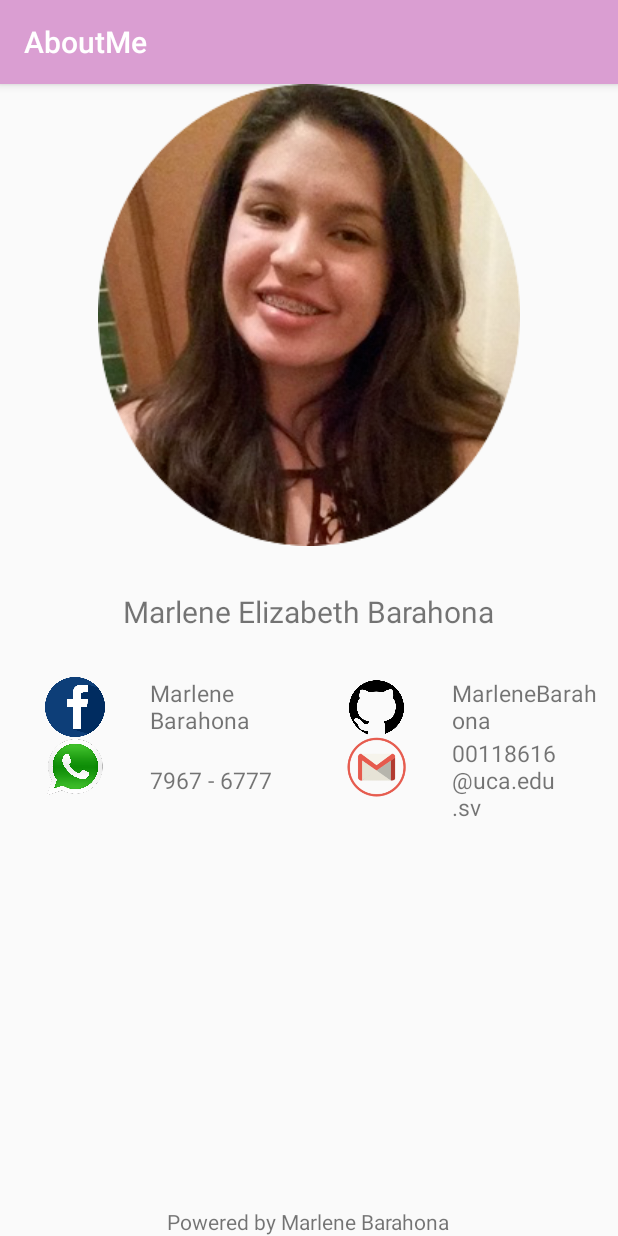
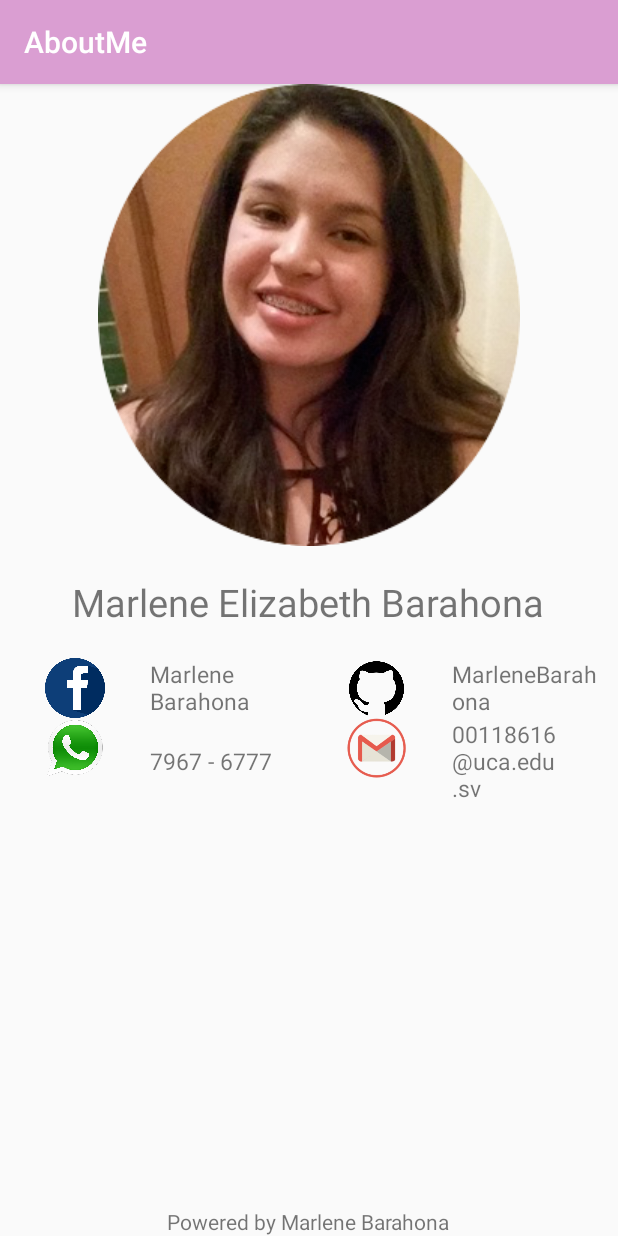
Before and after one commit to MarleneBarahona/AboutMe, an Android app: the screen it shows after launch (MainActivity), on a phone screen of 412 x 824 dp. Run offline under Robolectric (Android 15) with nearby library versions, the phone set to English and light mode, and no system bars.

Commit message:
Tercer commit

```diff
--- a/app/src/main/res/layout/activity_main.xml
+++ b/app/src/main/res/layout/activity_main.xml
@@ -18,9 +18,9 @@
         android:layout_width="wrap_content"
         android:layout_height="wrap_content"
         android:text="Marlene Elizabeth Barahona"
-        android:textSize="20sp"
+        android:textSize="25sp"
         android:layout_below="@id/image"
-        android:layout_margin="30sp"
+        android:layout_margin="20dp"
         android:layout_centerHorizontal="true"/>
     <LinearLayout
         android:id="@+id/ly1"
```
